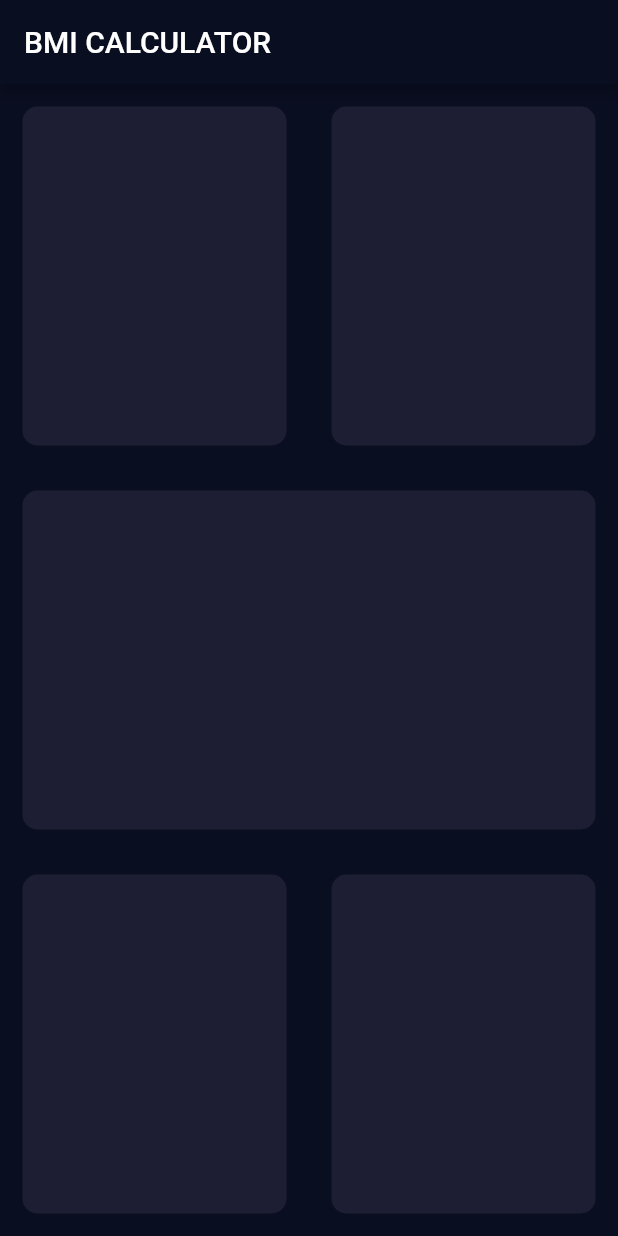
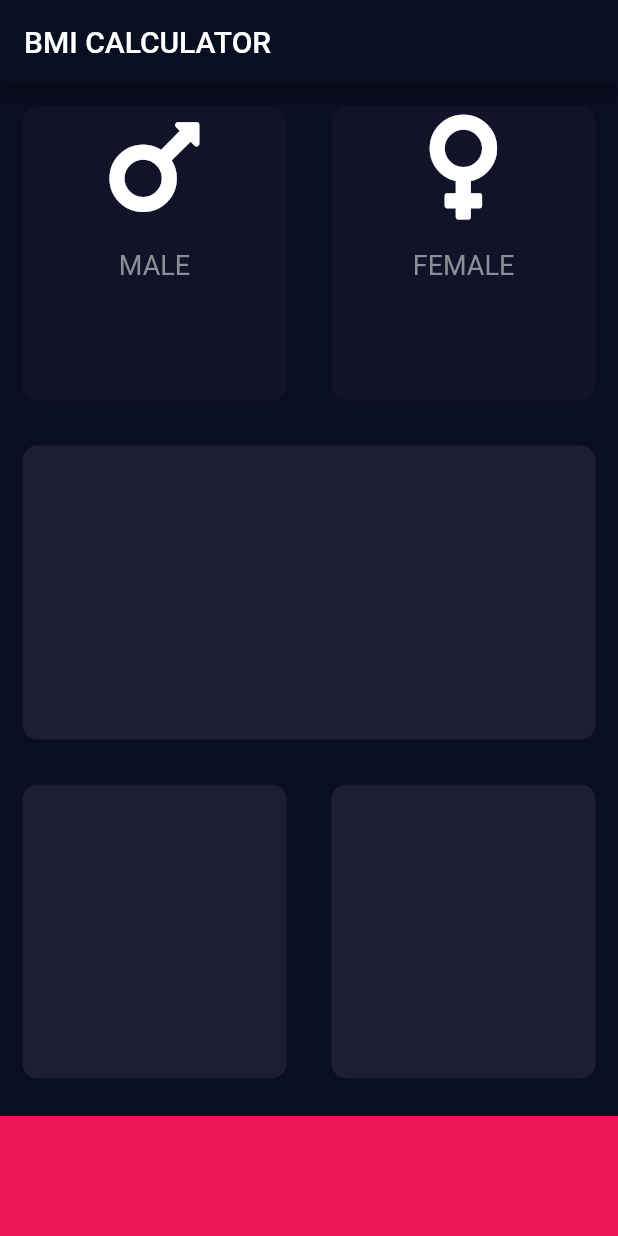
Before and after one commit to cv692001/BMI-Calculator-Flutter-App, a Flutter app: the screen it shows after launch, on a phone screen of 412 x 824 dp. Run offline on Flutter 3.47's test engine with Material 2 defaults, Android fonts, the phone set to English and light mode, and no system bars; our stand-ins replace font_awesome_flutter.

Commit message:
Seventh commmit

```diff
--- /dev/null
+++ b/lib/icon_content.dart
@@ -0,0 +1,27 @@
+import 'package:flutter/material.dart';
+
+class IconContent extends StatelessWidget {
+  IconContent({@required this.icon, @required this.label});
+
+  final IconData icon;
+  final String label;
+
+  @override
+  Widget build(BuildContext context) {
+    return Column(
+      children: <Widget>[
+        Icon(
+          icon,
+          size: 80,
+        ),
+        SizedBox(
+          height: 15,
+        ),
+        Text(
+          label,
+          style: TextStyle(fontSize: 18, color: Color(0xFF8D8E98)),
+        )
+      ],
+    );
+  }
+}
--- a/lib/input_page.dart
+++ b/lib/input_page.dart
@@ -1,4 +1,12 @@
 import 'package:flutter/material.dart';
+import 'package:font_awesome_flutter/font_awesome_flutter.dart';
+import 'icon_content.dart';
+import 'reusable_card.dart';
+
+const double Bottom_Container_height = 80;
+const actice_card_color = Color(0xFF1D1E33);
+const deactice_card_color = Color(0xFF111328);
+const bottom_container_color = Color(0xFFEB1555);
 
 class InputPage extends StatefulWidget {
   @override
@@ -6,6 +14,31 @@ class InputPage extends StatefulWidget {
 }
 
 class _InputPageState extends State<InputPage> {
+
+  Color malecardcolor = deactice_card_color;
+  Color femalecardcolor = deactice_card_color;
+
+  void updatecolor(int gender){
+
+    if(gender == 1){
+      if(malecardcolor == deactice_card_color){
+        malecardcolor = actice_card_color;
+        femalecardcolor = deactice_card_color;
+      } else {
+        malecardcolor = deactice_card_color;
+      }
+    }
+
+    if(gender == 2){
+      if(femalecardcolor == deactice_card_color){
+        femalecardcolor = actice_card_color;
+        malecardcolor = deactice_card_color;
+      } else {
+        femalecardcolor = deactice_card_color;
+      }
+    }
+  }
+
   @override
   Widget build(BuildContext context) {
     return Scaffold(
@@ -18,48 +51,60 @@ class _InputPageState extends State<InputPage> {
               child: Row(
                 children: <Widget>[
                   Expanded(
-                    child: ReusableCard(
-                      colour: Color(0xFF1D1E33),
+                    child: GestureDetector(
+                                onTap: () {
+                                  setState(() {
+                                    updatecolor(1);
+                                  },
+                                  );
+                                },
+                                          child: ReusableCard(
+                        colour: malecardcolor,
+                        cardchild: IconContent( icon: FontAwesomeIcons.mars, label: 'MALE',),
+                      ),
                     ),
                   ),
                   Expanded(
-                    child: ReusableCard(colour: Color(0xFF1D1E33)),
-                  )
+                    child: GestureDetector(
+                                onTap: () {
+                                  updatecolor(2);
+                                },
+                                          child: ReusableCard(
+                        colour: femalecardcolor,
+                         cardchild: IconContent( icon: FontAwesomeIcons.venus, label: 'FEMALE',),
+
+                  ),
+                    )
                 ],
               ),
             ),
             Expanded(
-              child: ReusableCard(colour: Color(0xFF1D1E33)),
+              child: ReusableCard(
+                colour: actice_card_color,
+
+            ),
             ),
             Expanded(
               child: Row(
                 children: <Widget>[
                   Expanded(
-                    child: ReusableCard(colour: Color(0xFF1D1E33)),
+                    child: ReusableCard(colour: actice_card_color,
+                  ),
                   ),
                   Expanded(
-                    child: ReusableCard(colour: Color(0xFF1D1E33)),
-                  )
+                    child: ReusableCard(colour: actice_card_color,
+                  ),
+                  ),
                 ],
               ),
             ),
+            Container(
+              color: bottom_container_color,
+              margin: EdgeInsets.only(top: 10),
+              width: double.infinity,
+              height: Bottom_Container_height,
+            )
           ],
         ));
   }
 }
-
-class ReusableCard extends StatelessWidget {
-  ReusableCard({@required this.colour});
-  final Color colour;
-
-  @override
-  Widget build(BuildContext context) {
-    return Container(
-      margin: EdgeInsets.all(15),
-      decoration: BoxDecoration(
-        color: colour,
-        borderRadius: BorderRadius.circular(10),
-      ),
-    );
-  }
-}
--- a/lib/main.dart
+++ b/lib/main.dart
@@ -1,4 +1,5 @@
 import 'package:flutter/material.dart';
+import 'font_awe';
 import 'input_page.dart';
 
 void main() => runApp(BMICalculator());
--- /dev/null
+++ b/lib/reusable_card.dart
@@ -0,0 +1,19 @@
+import 'package:flutter/material.dart';
+
+class ReusableCard extends StatelessWidget {
+  ReusableCard({@required this.colour, this.cardchild});
+  final Color colour;
+  final Widget cardchild;
+
+  @override
+  Widget build(BuildContext context) {
+    return Container(
+      child: cardchild,
+      margin: EdgeInsets.all(15),
+      decoration: BoxDecoration(
+        color: colour,
+        borderRadius: BorderRadius.circular(10),
+      ),
+    );
+  }
+}
--- a/pubspec.yaml
+++ b/pubspec.yaml
@@ -11,6 +11,8 @@ dependencies:
     sdk: flutter
 
   cupertino_icons: ^0.1.2
+  font_awesome_flutter: ^8.9.0
+
 
 dev_dependencies:
   flutter_test:
```
